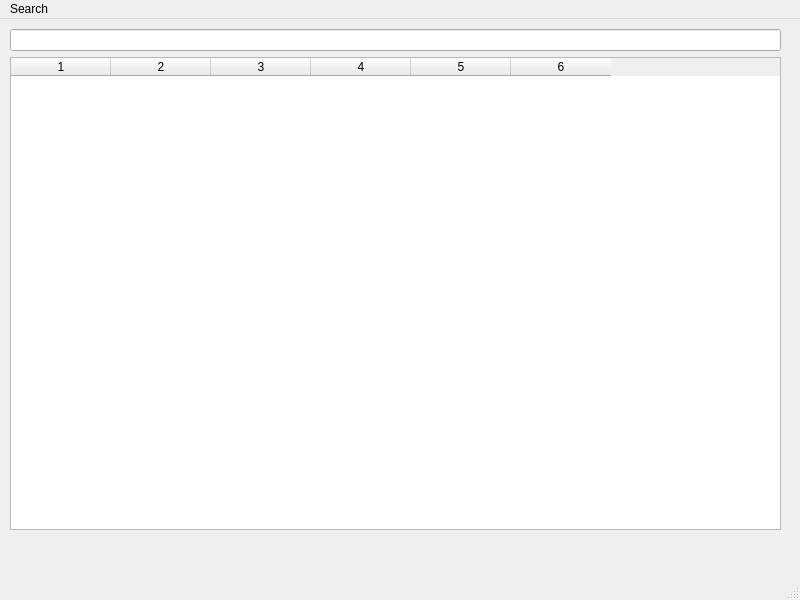
Before: the Qt Designer form GUI/StudentManagementSystem/search.ui in AppDevIn/StudentManagement, drawn with Qt 5.
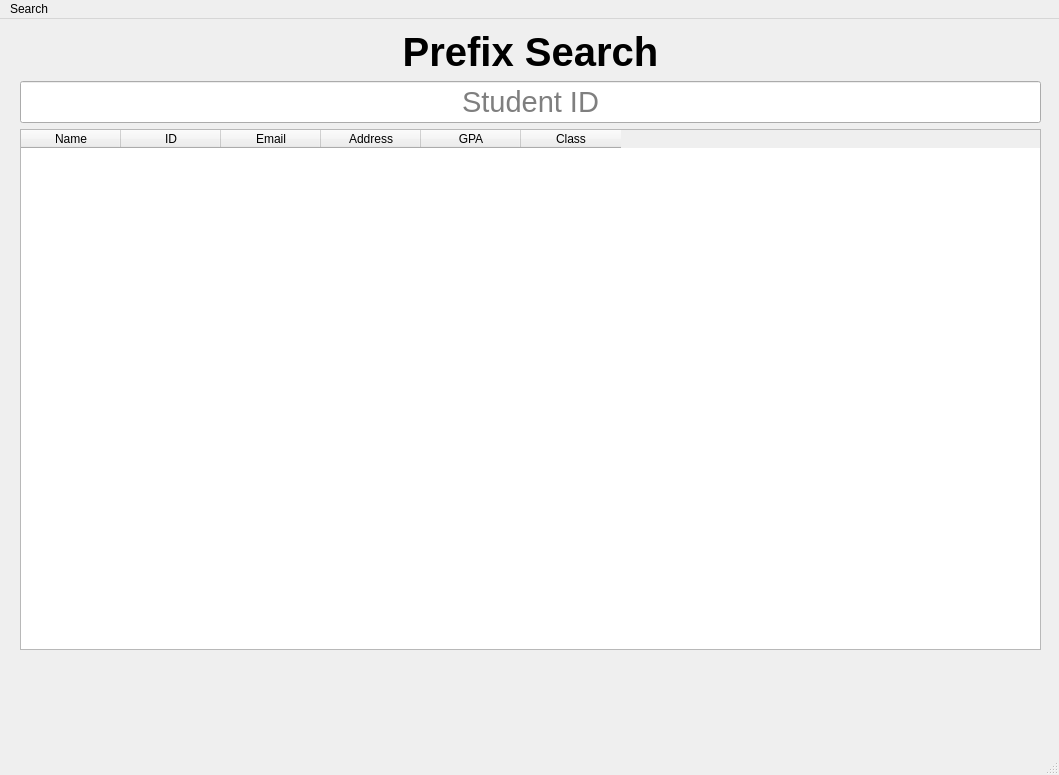
After: the same form once the commit is applied.

What changed in the file:
```diff
--- a/GUI/StudentManagementSystem/search.ui
+++ b/GUI/StudentManagementSystem/search.ui
@@ -6,40 +6,97 @@
    <rect>
     <x>0</x>
     <y>0</y>
-    <width>800</width>
-    <height>600</height>
+    <width>1059</width>
+    <height>775</height>
    </rect>
   </property>
   <property name="windowTitle">
    <string>MainWindow</string>
   </property>
   <widget class="QWidget" name="centralwidget">
-   <widget class="QWidget" name="layoutWidget">
+   <widget class="QWidget" name="">
     <property name="geometry">
      <rect>
-      <x>10</x>
+      <x>20</x>
       <y>10</y>
-      <width>771</width>
-      <height>501</height>
+      <width>1021</width>
+      <height>621</height>
      </rect>
     </property>
-    <layout class="QVBoxLayout" name="verticalLayout">
+    <layout class="QVBoxLayout" name="verticalLayout_2">
      <item>
-      <widget class="QLineEdit" name="lineEdit"/>
-     </item>
-     <item>
-      <widget class="QTableWidget" name="tableWidget">
-       <property name="columnCount">
-        <number>6</number>
+      <widget class="QLabel" name="label">
+       <property name="font">
+        <font>
+         <pointsize>30</pointsize>
+         <weight>75</weight>
+         <bold>true</bold>
+        </font>
        </property>
-       <column/>
-       <column/>
-       <column/>
-       <column/>
-       <column/>
-       <column/>
+       <property name="text">
+        <string>Prefix Search</string>
+       </property>
+       <property name="alignment">
+        <set>Qt::AlignCenter</set>
+       </property>
       </widget>
      </item>
+     <item>
+      <layout class="QVBoxLayout" name="verticalLayout">
+       <item>
+        <widget class="QLineEdit" name="lineEdit">
+         <property name="font">
+          <font>
+           <pointsize>22</pointsize>
+          </font>
+         </property>
+         <property name="alignment">
+          <set>Qt::AlignCenter</set>
+         </property>
+         <property name="placeholderText">
+          <string>Student ID</string>
+         </property>
+        </widget>
+       </item>
+       <item>
+        <widget class="QTableWidget" name="tableWidget">
+         <property name="columnCount">
+          <number>6</number>
+         </property>
+         <column>
+          <property name="text">
+           <string>Name</string>
+          </property>
+         </column>
+         <column>
+          <property name="text">
+           <string>ID</string>
+          </property>
+         </column>
+         <column>
+          <property name="text">
+           <string>Email</string>
+          </property>
+         </column>
+         <column>
+          <property name="text">
+           <string>Address</string>
+          </property>
+         </column>
+         <column>
+          <property name="text">
+           <string>GPA</string>
+          </property>
+         </column>
+         <column>
+          <property name="text">
+           <string>Class</string>
+          </property>
+         </column>
+        </widget>
+       </item>
+      </layout>
+     </item>
     </layout>
    </widget>
   </widget>
@@ -48,7 +105,7 @@
     <rect>
      <x>0</x>
      <y>0</y>
-     <width>800</width>
+     <width>1059</width>
      <height>24</height>
     </rect>
    </property>
```
